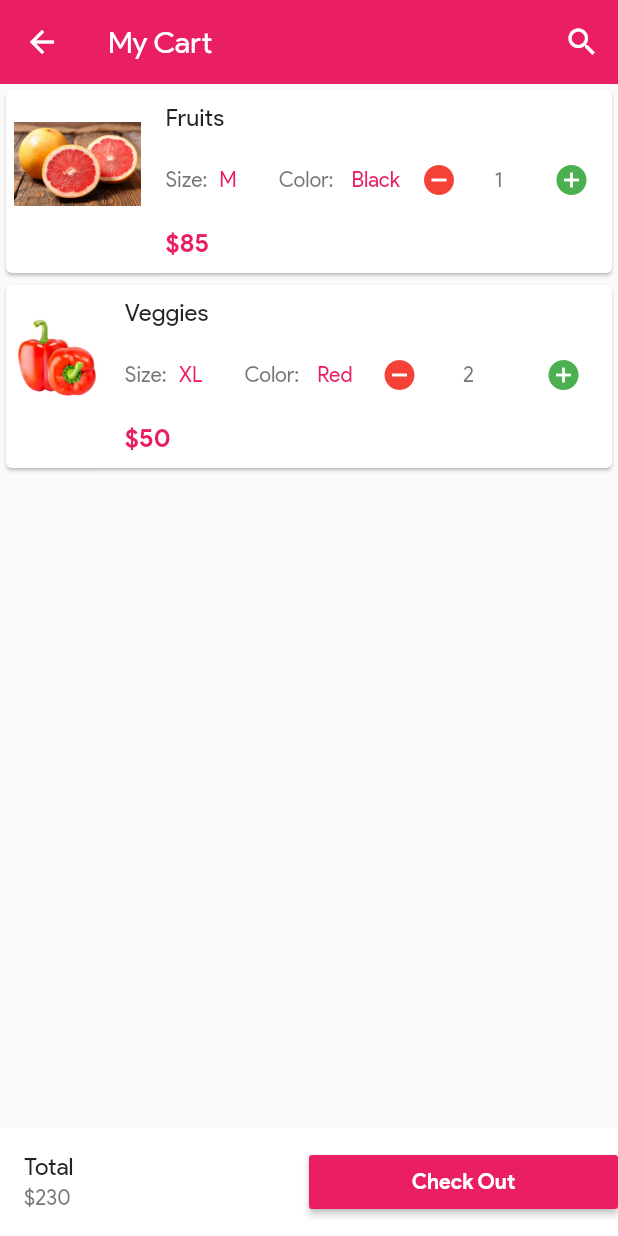
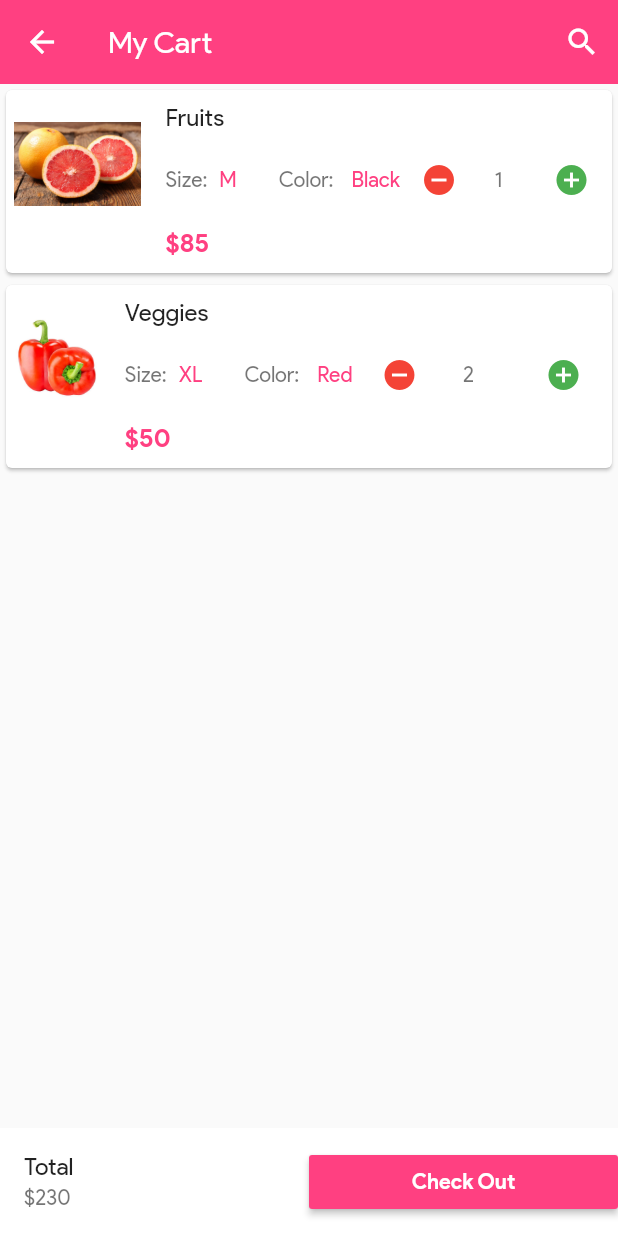
Before and after one commit to kunalsahni99/Half-n-Hour, a Flutter app: the MyHomePage screen opened directly, scrolled down 576 dp, after a tap on the "shopping cart" icon, on a phone screen of 412 x 824 dp. Run offline on Flutter 3.47's test engine with Material 2 defaults, Android fonts, the phone set to English and light mode, and no system bars; our stand-ins replace cached_network_image, carousel_pro, cloud_firestore, connectivity, firebase_auth, firebase_database and 3 more; accounts and stored records are empty.

Commit message:
initial commit

```diff
--- a/half_n_hour/lib/components/cart_products.dart
+++ b/half_n_hour/lib/components/cart_products.dart
@@ -84,7 +84,7 @@ class SingleCartProduct extends StatelessWidget {
                   padding: const EdgeInsets.all(8.0),
                   child: Text(cart_prod_size,
                     style: TextStyle(
-                      color: Colors.pink
+                      color: Colors.pinkAccent
                     ),
                   ),
                 ),
@@ -99,7 +99,7 @@ class SingleCartProduct extends StatelessWidget {
                   padding: const EdgeInsets.all(4.0),
                   child: Text(cart_prod_color,
                     style: TextStyle(
-                      color: Colors.pink
+                      color: Colors.pinkAccent
                     ),
                   ),
                 ),
@@ -141,7 +141,7 @@ class SingleCartProduct extends StatelessWidget {
                 style: TextStyle(
                   fontSize: 17.0,
                   fontWeight: FontWeight.bold,
-                  color: Colors.pink
+                  color: Colors.pinkAccent
                 ),
               ),
             ),
--- a/half_n_hour/lib/components/products.dart
+++ b/half_n_hour/lib/components/products.dart
@@ -137,7 +137,7 @@ class SingleProd extends StatelessWidget {
 
                     Text("\$$prod_price",
                       style: TextStyle(
-                        color: Colors.pink,
+                        color: Colors.pinkAccent,
                         fontWeight: FontWeight.bold,
                       ),
                     )
--- a/half_n_hour/lib/screens/cart.dart
+++ b/half_n_hour/lib/screens/cart.dart
@@ -14,7 +14,7 @@ class _CartState extends State<Cart> {
       resizeToAvoidBottomPadding: false,
       appBar: AppBar(
         elevation: 0.0,
-        backgroundColor: Colors.pink,
+        backgroundColor: Colors.pinkAccent,
         title: Text('My Cart'),
         actions: <Widget>[
           IconButton(
@@ -43,7 +43,7 @@ class _CartState extends State<Cart> {
             Expanded(
               child: MaterialButton(
                 onPressed: (){},
-                color: Colors.pink,
+                color: Colors.pinkAccent,
                 child: Text('Check Out',
                   style: TextStyle(
                     color: Colors.white,
--- a/half_n_hour/lib/screens/home_page.dart
+++ b/half_n_hour/lib/screens/home_page.dart
@@ -2,6 +2,8 @@ import 'package:flutter/material.dart';
 import 'package:carousel_pro/carousel_pro.dart';
 import 'package:flutter/foundation.dart' as foundation;
 import 'package:flutter/cupertino.dart';
+import 'package:shared_preferences/shared_preferences.dart';
+import 'package:cached_network_image/cached_network_image.dart';
 
 import 'package:HnH/components/horizontal_listview.dart';
 import 'package:HnH/components/products.dart';
@@ -17,7 +19,27 @@ class MyHomePage extends StatefulWidget {
 }
 
 class _MyHomePageState extends State<MyHomePage> {
+  SharedPreferences _preferences;
+  String uid = "", uname = "", email ="", avatar = "";
+  bool hasUID = false;
 
+  @override
+  void initState() {
+    super.initState();
+    getValues();
+  }
+
+  void getValues()async{
+    _preferences = await SharedPreferences.getInstance();
+    uid = _preferences.getString("id");
+
+    if (uid.isNotEmpty){
+      uname = _preferences.getString("username") ?? 'Guest User';
+      email = _preferences.getString("email") ?? 'guest@example.com';
+      avatar = _preferences.getString("photoUrl");
+      hasUID = true;
+    }
+  }
 
   @override
   Widget build(BuildContext context) {
@@ -44,7 +66,7 @@ class _MyHomePageState extends State<MyHomePage> {
     return Scaffold(
       appBar: AppBar(
         elevation: 0.0,
-        backgroundColor: Colors.pink,
+        backgroundColor: Colors.pinkAccent,
         title: Text('Half n Hour'),
         actions: <Widget>[
           IconButton(
@@ -72,26 +94,26 @@ class _MyHomePageState extends State<MyHomePage> {
           children: <Widget>[
             // header
             UserAccountsDrawerHeader(
-              accountName: Text('Kunal Sahni'),
-              accountEmail: Text('kunal.sahni1999@gmail.com'),
+              accountName: Text(uname),
+              accountEmail: Text(email),
               currentAccountPicture: GestureDetector(
-                child: CircleAvatar(
-                  backgroundColor: Colors.grey,
-                  child: Icon(Icons.person, color: Colors.white),
-                ),
+                onTap: (){
+                  Navigator.push(context, MaterialPageRoute(
+                    builder: (context) => Profile()
+                  ));
+                },
+                child: ClipOval(
+                  child: CachedNetworkImage(
+                    placeholder: (context, val) => CircularProgressIndicator(),
+                    imageUrl: avatar,
+                  ),
+                )
               ),
               decoration: BoxDecoration(
-                color: Colors.pink
+                color: Colors.pinkAccent
               ),
             ),
             // body
-            InkWell(
-              onTap: (){},
-              child: ListTile(
-                title: Text('Home'),
-                leading: Icon(Icons.home, color: Colors.pink,)
-              ),
-            ),
             InkWell(
               onTap: (){
                 Navigator.pop(context);
@@ -101,14 +123,14 @@ class _MyHomePageState extends State<MyHomePage> {
               },
               child: ListTile(
                 title: Text('My Account'),
-                leading: Icon(Icons.person, color: Colors.pink,)
+                leading: Icon(Icons.person, color: Colors.pinkAccent,)
               ),
             ),
             InkWell(
               onTap: (){},
               child: ListTile(
                 title: Text('My Orders'),
-                leading: Icon(Icons.shopping_basket, color: Colors.pink,)
+                leading: Icon(Icons.shopping_basket, color: Colors.pinkAccent,)
               ),
             ),
             InkWell(
@@ -120,14 +142,14 @@ class _MyHomePageState extends State<MyHomePage> {
               },
               child: ListTile(
                 title: Text('My Cart'),
-                leading: Icon(Icons.shopping_cart, color: Colors.pink,)
+                leading: Icon(Icons.shopping_cart, color: Colors.pinkAccent,)
               ),
             ),
             InkWell(
               onTap: (){},
               child: ListTile(
                 title: Text('Favourites'),
-                leading: Icon(Icons.favorite, color: Colors.pink,)
+                leading: Icon(Icons.favorite, color: Colors.pinkAccent,)
               ),
             ),
 
@@ -137,13 +159,13 @@ class _MyHomePageState extends State<MyHomePage> {
               onTap: (){},
               child: ListTile(
                 title: Text('Settings'),
-                leading: Icon(Icons.settings, color: Colors.pink,)
+                leading: Icon(Icons.settings, color: Colors.pinkAccent,)
               ),
             ),InkWell(
               onTap: (){},
               child: ListTile(
                 title: Text('About'),
-                leading: Icon(Icons.help, color: Colors.pink,)
+                leading: Icon(Icons.help, color: Colors.pinkAccent,)
               ),
             ),
           ],
--- a/half_n_hour/lib/screens/profile.dart
+++ b/half_n_hour/lib/screens/profile.dart
@@ -40,7 +40,7 @@ class _ProfileState extends State<Profile> {
   Widget build(BuildContext context) {
     return Scaffold(
       appBar: AppBar(
-        backgroundColor: Colors.pink,
+        backgroundColor: Colors.pinkAccent,
         title: Text('My account',
           style: TextStyle(
               color: Colors.white,
@@ -54,7 +54,7 @@ class _ProfileState extends State<Profile> {
           padding: const EdgeInsets.all(8.0),
           child: Material(
               borderRadius: BorderRadius.circular(20.0),
-              color: Colors.pink.shade500,
+              color: Colors.pinkAccent,
               elevation: 0.0,
               child: MaterialButton(
                 onPressed: (){
--- a/half_n_hour/pubspec.yaml
+++ b/half_n_hour/pubspec.yaml
@@ -27,6 +27,8 @@ dependencies:
   fluttertoast: ^3.1.0
   firebase_database: ^3.0.2
   connectivity: ^0.4.2
+  transparent_image: ^1.0.0
+  cached_network_image: ^0.8.0
 
   # The following adds the Cupertino Icons font to your application.
   # Use with the CupertinoIcons class for iOS style icons.
@@ -81,6 +83,7 @@ flutter:
     - images/google.png
     - images/background.png
     - images/splash.jpg
+    - images/g_logo.png
 
   # An image asset can refer to one or more resolution-specific "variants", see
   # https://flutter.dev/assets-and-images/#resolution-aware.
```
Also changed, not shown: half_n_hour/lib/screens/login.dart (+35 -13 lines), half_n_hour/lib/screens/product_details.dart (+6 -6 lines), half_n_hour/lib/screens/signup.dart (+19 -4 lines), half_n_hour/images/g_logo.png (added), half_n_hour/pubspec.lock.
